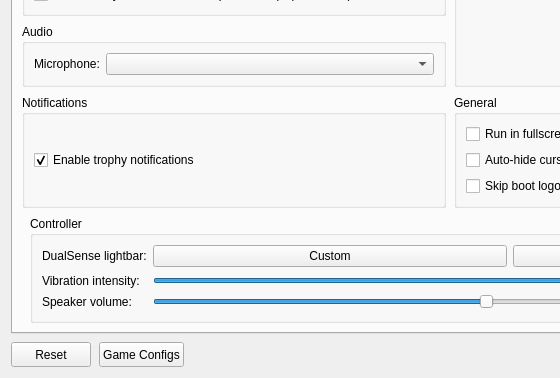
This is src/launcher/forms/configuration_edit_dialog.ui in 0wn1/KytyPS5 as Qt 5 draws it before an edit; both pictures show x 0 to 560 and y 245 to 623 of the 900 by 623 pixel window. The edited form follows.
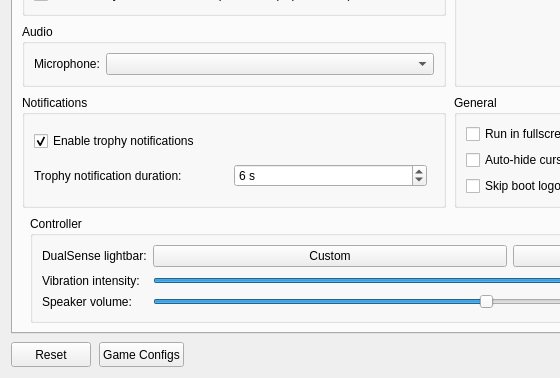
This is the edited form. Custom widgets are drawn as their Qt base class.

Commit message: Make trophy toast duration configurable (5-10s, default 6s) (#1538)

Diff of the .ui file:
```diff
--- a/src/launcher/forms/configuration_edit_dialog.ui
+++ b/src/launcher/forms/configuration_edit_dialog.ui
@@ -201,6 +201,29 @@
               <property name="checked"><bool>true</bool></property>
              </widget>
             </item>
+            <item>
+             <layout class="QHBoxLayout" name="trophyDurationLayout">
+              <item>
+               <widget class="QLabel" name="label_trophy_duration">
+                <property name="text"><string>Trophy notification duration:</string></property>
+               </widget>
+              </item>
+              <item>
+               <widget class="QSpinBox" name="spinBox_trophy_duration">
+                <property name="toolTip"><string>How long each trophy unlock notification stays on screen.</string></property>
+                <property name="suffix"><string> s</string></property>
+                <property name="minimum"><number>5</number></property>
+                <property name="maximum"><number>10</number></property>
+                <property name="value"><number>6</number></property>
+               </widget>
+              </item>
+              <item>
+               <spacer name="trophyDurationSpacer">
+                <property name="orientation"><enum>Qt::Horizontal</enum></property>
+               </spacer>
+              </item>
+             </layout>
+            </item>
            </layout>
           </widget>
          </item>
```
The commit also changes 8 other files.
